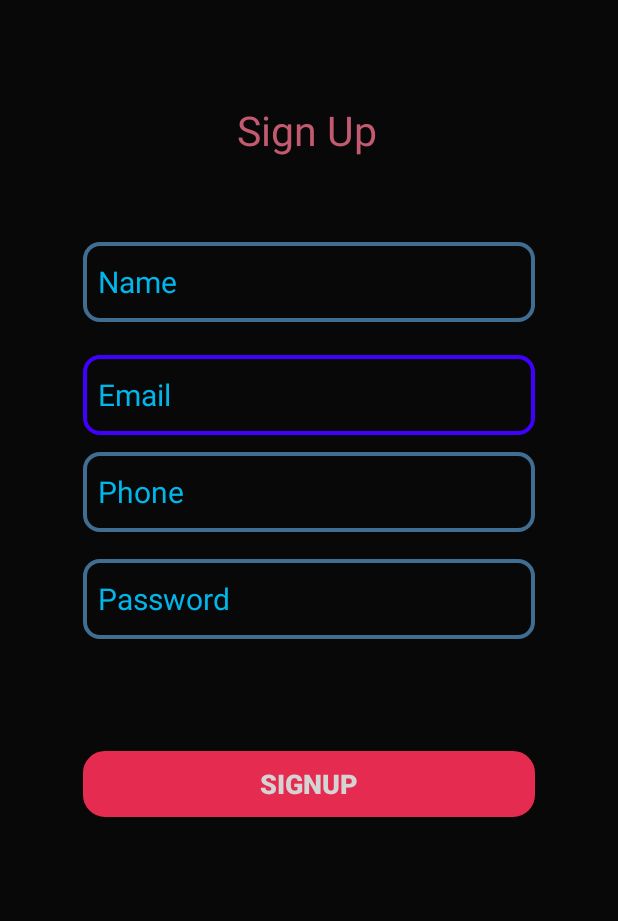
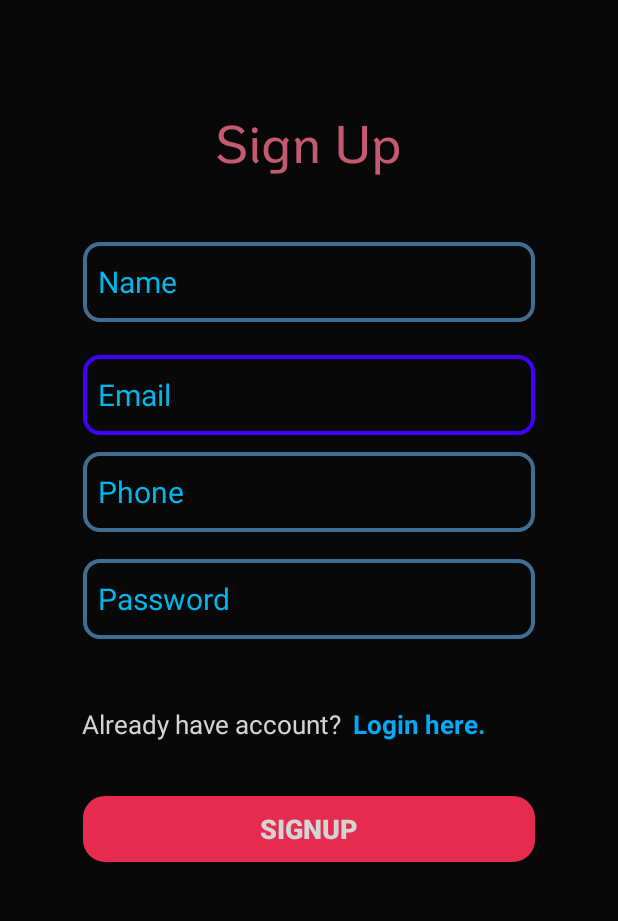
Before and after one commit to KhyatiVyas13/DE_HealthyMe, an Android app: the SignUpActivity screen opened directly, with no data from a screen before it, on a phone screen of 412 x 824 dp, the part 76-997 px from its top. Run offline under Robolectric (Android 15) with nearby library versions, the phone set to English and light mode, and no system bars; our stand-ins replace Firebase (no records; nobody signed in at launch, a user with empty details on screens opened directly); Roboto replaces fonts that are not available here.

Commit message:
Minor changes to LoginActivity SignUpActivity HomeActivity

```diff
--- a/app/src/main/java/c/njk/demo/ForgotPasswordActivity.java
+++ b/app/src/main/java/c/njk/demo/ForgotPasswordActivity.java
@@ -17,6 +17,7 @@ public class ForgotPasswordActivity extends AppCompatActivity {
     protected void onCreate(Bundle savedInstanceState) {
         super.onCreate(savedInstanceState);
         setContentView(R.layout.activity_forgot_password);
+        getSupportActionBar().hide();
 
         email = findViewById(R.id.resetEmail);
         getLink = findViewById(R.id.linkButton);
@@ -24,10 +25,11 @@ public class ForgotPasswordActivity extends AppCompatActivity {
         getLink.setOnClickListener(new View.OnClickListener() {
             @Override
             public void onClick(View view) {
-                Toast.makeText(ForgotPasswordActivity.this, "Email sent to your mail address!", Toast.LENGTH_SHORT).show();
+                Toast.makeText(ForgotPasswordActivity.this, "Reset password link sent to your mail address!", Toast.LENGTH_SHORT).show();
 
                 Intent intent = new Intent(ForgotPasswordActivity.this,LoginActivity.class);
                 startActivity(intent);
+                finish();
             }
         });
     }
--- a/app/src/main/java/c/njk/demo/LoginActivity.java
+++ b/app/src/main/java/c/njk/demo/LoginActivity.java
@@ -59,6 +59,7 @@ public class LoginActivity extends AppCompatActivity {
             public void onClick(View view) {
                 Intent intent = new Intent(LoginActivity.this, SignUpActivity.class);
                 startActivity(intent);
+                finish();
             }
         });
 
@@ -69,6 +70,7 @@ public class LoginActivity extends AppCompatActivity {
 
                 Intent intent = new Intent(LoginActivity.this, ForgotPasswordActivity.class);
                 startActivity(intent);
+                finish();
             }
         });
     }
@@ -103,6 +105,7 @@ public class LoginActivity extends AppCompatActivity {
                         Intent intent = new Intent(LoginActivity.this, HomeActivity.class);
                         intent.addFlags(Intent.FLAG_ACTIVITY_CLEAR_TOP);
                         startActivity(intent);
+                        finish();
                     } else {
                         Toast.makeText(getApplicationContext(), task.getException().getMessage(), Toast.LENGTH_LONG).show();
                     }
--- a/app/src/main/java/c/njk/demo/SignUpActivity.java
+++ b/app/src/main/java/c/njk/demo/SignUpActivity.java
@@ -4,6 +4,7 @@ import androidx.annotation.NonNull;
 import androidx.appcompat.app.AppCompatActivity;
 
 import android.content.Intent;
+import android.graphics.Typeface;
 import android.os.Bundle;
 import android.util.Patterns;
 import android.view.View;
@@ -11,6 +12,7 @@ import android.widget.Button;
 import android.widget.EditText;
 import android.widget.ImageView;
 import android.widget.ProgressBar;
+import android.widget.TextView;
 import android.widget.Toast;
 
 import com.google.android.gms.tasks.OnCompleteListener;
@@ -21,7 +23,7 @@ import com.google.firebase.auth.FirebaseAuthUserCollisionException;
 
 public class SignUpActivity extends AppCompatActivity {
 
-
+    private TextView msg,gotoLogin;
     private EditText name, email, phone, password;
     private Button signUpButton;
     private ImageView back;
@@ -39,6 +41,12 @@ public class SignUpActivity extends AppCompatActivity {
         password = findViewById(R.id.signUpPassword);
         signUpButton = findViewById(R.id.signUpButton);
         back = findViewById(R.id.back);
+        msg = findViewById(R.id.msg);
+        gotoLogin = findViewById(R.id.gotoLogin);
+
+        //for Customised font
+        Typeface kohoFont = Typeface.createFromAsset(getAssets(),"fonts/KoHo-Medium.ttf");
+        msg.setTypeface(kohoFont);
 
         progressBar=(ProgressBar)findViewById(R.id.progressbar);
         mAuth = FirebaseAuth.getInstance();
@@ -56,6 +64,16 @@ public class SignUpActivity extends AppCompatActivity {
             public void onClick(View view) {
                 Intent intent = new Intent(SignUpActivity.this , LoginActivity.class);
                 startActivity(intent);
+                finish();
+            }
+        });
+
+        //for go to login
+        gotoLogin.setOnClickListener(new View.OnClickListener() {
+            @Override
+            public void onClick(View view) {
+                startActivity(new Intent(SignUpActivity.this, LoginActivity.class));
+                finish();
             }
         });
 
--- a/app/src/main/res/layout/activity_sign_up.xml
+++ b/app/src/main/res/layout/activity_sign_up.xml
@@ -74,13 +74,13 @@
             android:layout_height="wrap_content"
             android:text="Sign Up"
             android:textColor="#C35A6F"
-            android:textSize="27sp"
+            android:textSize="35sp"
+            android:textStyle="bold"
             app:layout_constraintBottom_toBottomOf="parent"
             app:layout_constraintEnd_toEndOf="parent"
-            app:layout_constraintHorizontal_bias="0.495"
             app:layout_constraintStart_toStartOf="parent"
             app:layout_constraintTop_toTopOf="parent"
-            app:layout_constraintVertical_bias="0.151" />
+            app:layout_constraintVertical_bias="0.154" />
 
         <EditText
             android:id="@+id/signUpName"
@@ -114,7 +114,7 @@
             app:layout_constraintEnd_toEndOf="parent"
             app:layout_constraintStart_toStartOf="parent"
             app:layout_constraintTop_toTopOf="parent"
-            app:layout_constraintVertical_bias="0.707" />
+            app:layout_constraintVertical_bias="0.745" />
 
         <EditText
             android:id="@+id/signUpPhone"
@@ -134,6 +134,35 @@
             app:layout_constraintTop_toBottomOf="@+id/signUpEmail"
             app:layout_constraintVertical_bias="0.027" />
 
+        <TextView
+            android:id="@+id/LoginText"
+            android:layout_width="wrap_content"
+            android:layout_height="wrap_content"
+            android:text="Already have account?"
+            android:textColor="#D4D4D4"
+            android:textSize="17sp"
+            app:layout_constraintBottom_toBottomOf="parent"
+            app:layout_constraintEnd_toEndOf="parent"
+            app:layout_constraintHorizontal_bias="0.229"
+            app:layout_constraintStart_toStartOf="parent"
+            app:layout_constraintTop_toTopOf="parent"
+            app:layout_constraintVertical_bias="0.652" />
+
+        <TextView
+            android:id="@+id/gotoLogin"
+            android:layout_width="wrap_content"
+            android:layout_height="wrap_content"
+            android:text="Login here."
+            android:textColor="#03A9F4"
+            android:textSize="17sp"
+            android:textStyle="bold"
+            app:layout_constraintBottom_toBottomOf="parent"
+            app:layout_constraintEnd_toEndOf="parent"
+            app:layout_constraintHorizontal_bias="0.08"
+            app:layout_constraintStart_toEndOf="@+id/LoginText"
+            app:layout_constraintTop_toTopOf="parent"
+            app:layout_constraintVertical_bias="0.652" />
+
         <ProgressBar
             android:id="@+id/progressbar"
             android:layout_width="155dp"
```
Also changed, not shown: app/src/main/java/c/njk/demo/HomeActivity.java (+17 -12 lines).
